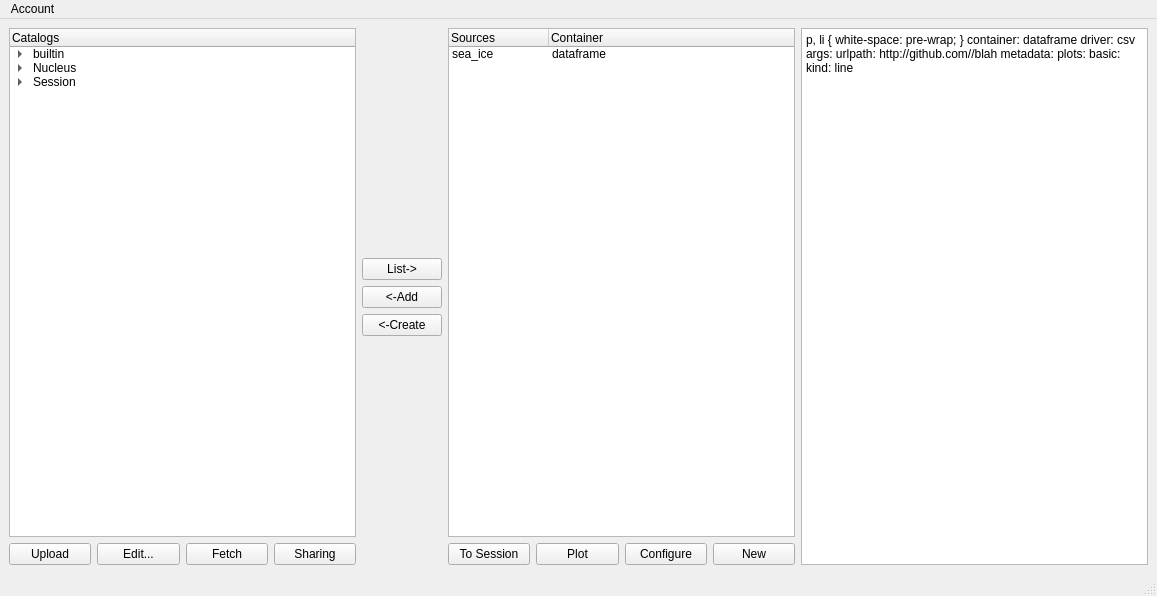
First picture: the form in gui.ui, repository martindurant/gui_scratch, before the edit.
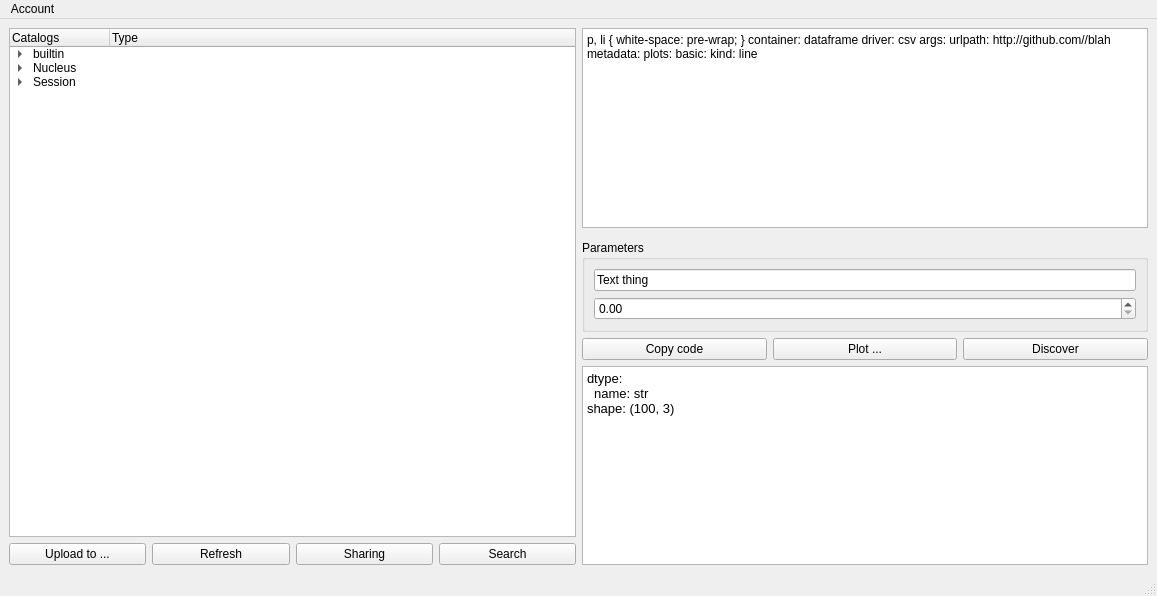
Second picture: the form after the edit.

```diff
--- a/gui.ui
+++ b/gui.ui
@@ -24,6 +24,11 @@
           <string>Catalogs</string>
          </property>
         </column>
+        <column>
+         <property name="text">
+          <string>Type</string>
+         </property>
+        </column>
         <item>
          <property name="text">
           <string>builtin</string>
@@ -60,22 +65,18 @@
        <layout class="QHBoxLayout" name="horizontalLayout_2">
         <item>
          <widget class="QPushButton" name="pushButton_3">
-          <property name="text">
-           <string>Upload</string>
+          <property name="toolTip">
+           <string comment="to Nucleus" extracomment="Send selected catalog to Nucleus"/>
           </property>
-         </widget>
-        </item>
-        <item>
-         <widget class="QPushButton" name="pushButton_2">
           <property name="text">
-           <string>Edit...</string>
+           <string>Upload to ...</string>
           </property>
          </widget>
         </item>
         <item>
          <widget class="QPushButton" name="pushButton">
           <property name="text">
-           <string>Fetch</string>
+           <string>Refresh</string>
           </property>
          </widget>
         </item>
@@ -86,141 +87,23 @@
           </property>
          </widget>
         </item>
+        <item>
+         <widget class="QPushButton" name="pushButton_4">
+          <property name="text">
+           <string>Search</string>
+          </property>
+         </widget>
+        </item>
        </layout>
       </item>
      </layout>
     </item>
-    <item>
-     <layout class="QVBoxLayout" name="verticalLayout_3">
-      <item>
-       <spacer name="verticalSpacer">
-        <property name="orientation">
-         <enum>Qt::Vertical</enum>
-        </property>
-        <property name="sizeHint" stdset="0">
-         <size>
-          <width>20</width>
-          <height>40</height>
-         </size>
-        </property>
-       </spacer>
-      </item>
-      <item>
-       <widget class="QPushButton" name="pushButton_5">
-        <property name="text">
-         <string>List-&gt;</string>
-        </property>
-       </widget>
-      </item>
-      <item>
-       <widget class="QPushButton" name="pushButton_4">
-        <property name="text">
-         <string>&lt;-Add</string>
-        </property>
-       </widget>
-      </item>
-      <item>
-       <widget class="QPushButton" name="pushButton_6">
-        <property name="text">
-         <string>&lt;-Create</string>
-        </property>
-       </widget>
-      </item>
-      <item>
-       <spacer name="verticalSpacer_2">
-        <property name="orientation">
-         <enum>Qt::Vertical</enum>
-        </property>
-        <property name="sizeHint" stdset="0">
-         <size>
-          <width>20</width>
-          <height>40</height>
-         </size>
-        </property>
-       </spacer>
-      </item>
-     </layout>
-    </item>
     <item>
      <layout class="QVBoxLayout" name="verticalLayout">
       <item>
-       <widget class="QTreeWidget" name="treeWidget_2">
-        <property name="dragEnabled">
-         <bool>true</bool>
-        </property>
-        <property name="indentation">
-         <number>0</number>
-        </property>
-        <property name="rootIsDecorated">
-         <bool>false</bool>
-        </property>
-        <property name="itemsExpandable">
-         <bool>false</bool>
-        </property>
-        <property name="allColumnsShowFocus">
-         <bool>true</bool>
-        </property>
-        <column>
-         <property name="text">
-          <string>Sources</string>
-         </property>
-        </column>
-        <column>
-         <property name="text">
-          <string>Container</string>
-         </property>
-        </column>
-        <item>
-         <property name="text">
-          <string>sea_ice</string>
-         </property>
-         <property name="text">
-          <string>dataframe</string>
-         </property>
-        </item>
-       </widget>
-      </item>
-      <item>
-       <layout class="QHBoxLayout" name="horizontalLayout_4">
-        <item>
-         <widget class="QPushButton" name="pushButton_8">
-          <property name="text">
-           <string>To Session</string>
-          </property>
-         </widget>
-        </item>
-        <item>
-         <widget class="QPushButton" name="pushButton_9">
-          <property name="text">
-           <string>Plot</string>
-          </property>
-         </widget>
-        </item>
-        <item>
-         <widget class="QPushButton" name="pushButton_10">
-          <property name="text">
-           <string>Configure</string>
-          </property>
-         </widget>
-        </item>
-        <item>
-         <widget class="QPushButton" name="pushButton_11">
-          <property name="text">
-           <string>New</string>
-          </property>
-         </widget>
-        </item>
-       </layout>
-      </item>
-      <item>
-       <layout class="QHBoxLayout" name="horizontalLayout_3"/>
-      </item>
-     </layout>
-    </item>
-    <item>
-     <widget class="QTextBrowser" name="textBrowser">
-      <property name="html">
-       <string>&lt;!DOCTYPE HTML PUBLIC &quot;-//W3C//DTD HTML 4.0//EN&quot; &quot;http://www.w3.org/TR/REC-html40/strict.dtd&quot;&gt;
+       <widget class="QTextBrowser" name="textBrowser">
+        <property name="html">
+         <string>&lt;!DOCTYPE HTML PUBLIC &quot;-//W3C//DTD HTML 4.0//EN&quot; &quot;http://www.w3.org/TR/REC-html40/strict.dtd&quot;&gt;
 &lt;html&gt;&lt;head&gt;&lt;meta name=&quot;qrichtext&quot; content=&quot;1&quot; /&gt;&lt;style type=&quot;text/css&quot;&gt;
 p, li { white-space: pre-wrap; }
 &lt;/style&gt;&lt;/head&gt;&lt;body style=&quot; font-family:'Ubuntu'; font-size:10pt; font-weight:400; font-style:normal;&quot;&gt;
@@ -232,8 +115,81 @@
 &lt;p style=&quot; margin-top:0px; margin-bottom:0px; margin-left:0px; margin-right:0px; -qt-block-indent:0; text-indent:0px;&quot;&gt;  plots:&lt;/p&gt;
 &lt;p style=&quot; margin-top:0px; margin-bottom:0px; margin-left:0px; margin-right:0px; -qt-block-indent:0; text-indent:0px;&quot;&gt;    basic:&lt;/p&gt;
 &lt;p style=&quot; margin-top:0px; margin-bottom:0px; margin-left:0px; margin-right:0px; -qt-block-indent:0; text-indent:0px;&quot;&gt;      kind: line&lt;/p&gt;&lt;/body&gt;&lt;/html&gt;</string>
-      </property>
-     </widget>
+        </property>
+       </widget>
+      </item>
+      <item>
+       <widget class="QFrame" name="frame">
+        <property name="frameShape">
+         <enum>QFrame::StyledPanel</enum>
+        </property>
+        <property name="frameShadow">
+         <enum>QFrame::Raised</enum>
+        </property>
+       </widget>
+      </item>
+      <item>
+       <widget class="QGroupBox" name="groupBox">
+        <property name="title">
+         <string>Parameters</string>
+        </property>
+        <layout class="QVBoxLayout" name="verticalLayout_3">
+         <item>
+          <widget class="QLineEdit" name="lineEdit">
+           <property name="text">
+            <string>Text thing</string>
+           </property>
+          </widget>
+         </item>
+         <item>
+          <widget class="QDoubleSpinBox" name="doubleSpinBox"/>
+         </item>
+        </layout>
+       </widget>
+      </item>
+      <item>
+       <layout class="QHBoxLayout" name="horizontalLayout_4">
+        <item>
+         <widget class="QPushButton" name="pushButton_2">
+          <property name="text">
+           <string>Copy code</string>
+          </property>
+         </widget>
+        </item>
+        <item>
+         <widget class="QPushButton" name="pushButton_9">
+          <property name="text">
+           <string>Plot ...</string>
+          </property>
+         </widget>
+        </item>
+        <item>
+         <widget class="QPushButton" name="pushButton_11">
+          <property name="text">
+           <string>Discover</string>
+          </property>
+         </widget>
+        </item>
+       </layout>
+      </item>
+      <item>
+       <widget class="QTextBrowser" name="textBrowser_2">
+        <property name="html">
+         <string>&lt;!DOCTYPE HTML PUBLIC &quot;-//W3C//DTD HTML 4.0//EN&quot; &quot;http://www.w3.org/TR/REC-html40/strict.dtd&quot;&gt;
+&lt;html&gt;&lt;head&gt;&lt;meta name=&quot;qrichtext&quot; content=&quot;1&quot; /&gt;&lt;style type=&quot;text/css&quot;&gt;
+p, li { white-space: pre-wrap; }
+&lt;/style&gt;&lt;/head&gt;&lt;body style=&quot; font-family:'Ubuntu'; font-size:10pt; font-weight:400; font-style:normal;&quot;&gt;
+&lt;p style=&quot; margin-top:0px; margin-bottom:0px; margin-left:0px; margin-right:0px; -qt-block-indent:0; text-indent:0px;&quot;&gt;dtype:&lt;/p&gt;
+&lt;p style=&quot; margin-top:0px; margin-bottom:0px; margin-left:0px; margin-right:0px; -qt-block-indent:0; text-indent:0px;&quot;&gt;  name: str&lt;/p&gt;
+&lt;p style=&quot; margin-top:0px; margin-bottom:0px; margin-left:0px; margin-right:0px; -qt-block-indent:0; text-indent:0px;&quot;&gt;shape: (100, 3)&lt;/p&gt;
+&lt;p style=&quot;-qt-paragraph-type:empty; margin-top:0px; margin-bottom:0px; margin-left:0px; margin-right:0px; -qt-block-indent:0; text-indent:0px;&quot;&gt;&lt;br /&gt;&lt;/p&gt;&lt;/body&gt;&lt;/html&gt;</string>
+        </property>
+       </widget>
+      </item>
+      <item>
+       <layout class="QHBoxLayout" name="horizontalLayout_3"/>
+      </item>
+     </layout>
     </item>
    </layout>
   </widget>
```
Left out of the diff: 25 changed lines with no effect on the pictures.
